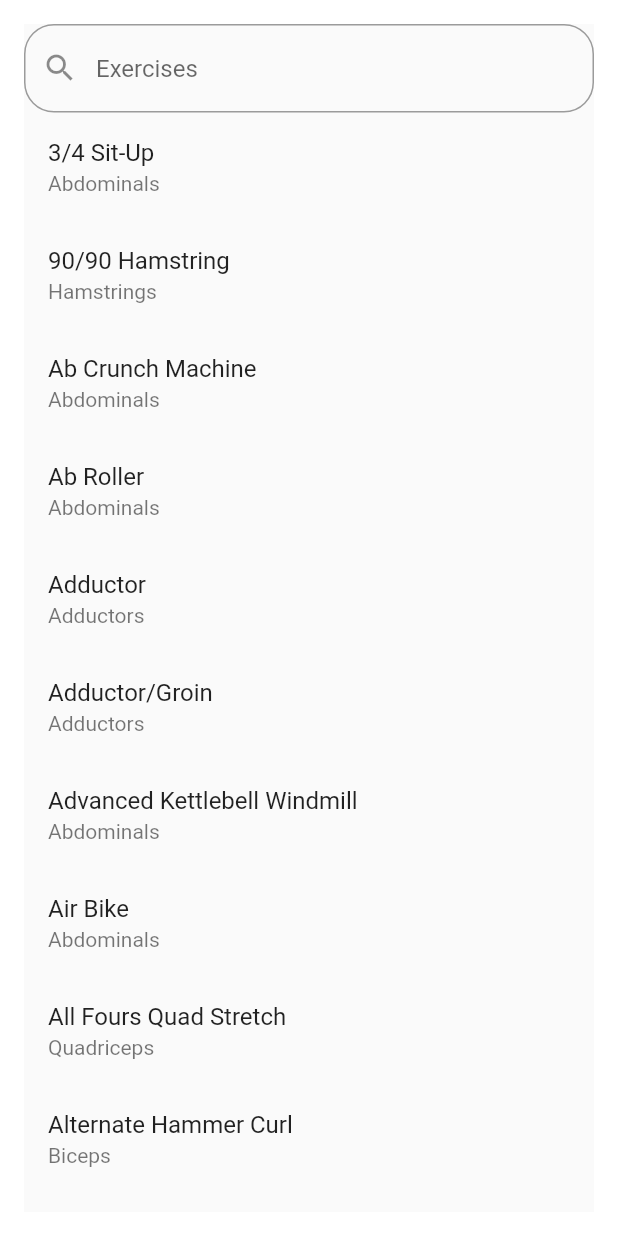
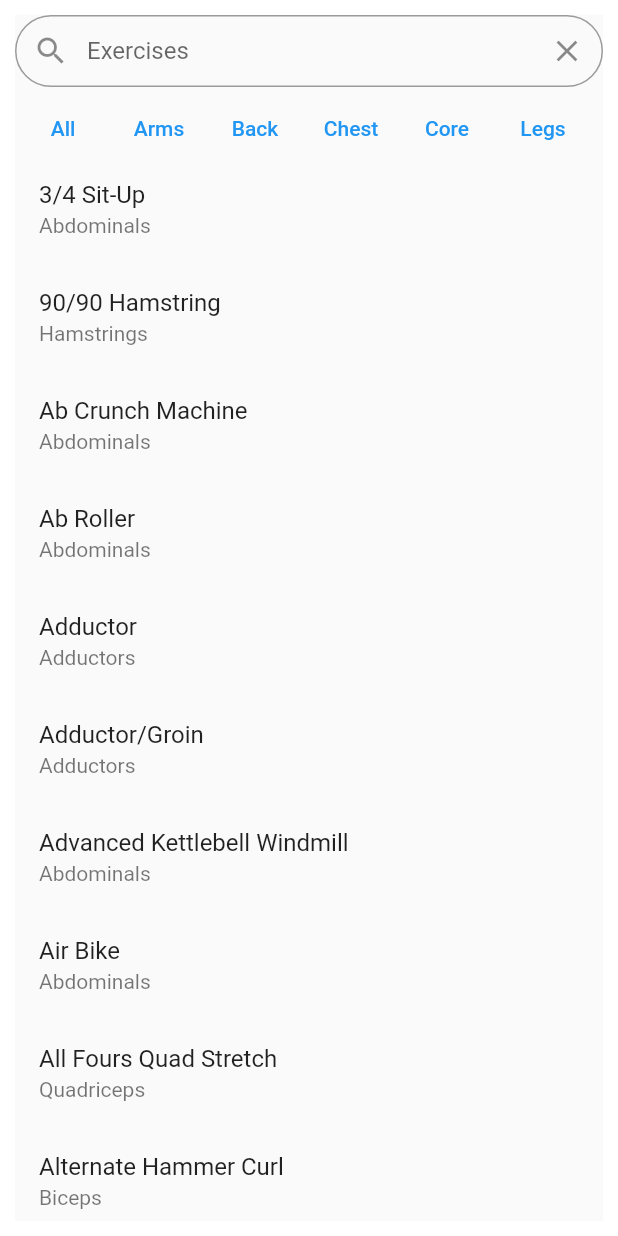
Before and after one commit to Maccas21/flutter_gym_app, a Flutter app: the ExerciseTab screen opened directly, on a phone screen of 412 x 824 dp. Run offline on Flutter 3.47's test engine with Material 2 defaults, Android fonts, the phone set to English and light mode, and no system bars.

Commit message:
add filter exercises by muscle groups

```diff
--- a/lib/Model/exercises.dart
+++ b/lib/Model/exercises.dart
@@ -36,3 +36,35 @@ const List<String> muscleGroups = [
   'traps',
   'triceps'
 ];
+
+const muscleCategory = {
+  'All': [],
+  'Arms': [
+    'biceps',
+    'forearms',
+    'triceps',
+  ],
+  'Back': [
+    'lats',
+    'lower back',
+    'middle back',
+    'neck',
+    'shoulders',
+    'traps',
+  ],
+  //'Cardio': [],
+  'Chest': [
+    'chest',
+  ],
+  'Core': [
+    'abdominals',
+    'abductors',
+    'adductors',
+  ],
+  'Legs': [
+    'calves',
+    'glutes',
+    'hamstrings',
+    'quadriceps',
+  ],
+};
--- a/lib/Pages/exercises_tab.dart
+++ b/lib/Pages/exercises_tab.dart
@@ -20,7 +20,7 @@ class ExerciseTab extends StatefulWidget {
 }
 
 class _ExerciseTabState extends State<ExerciseTab> {
-  TextEditingController controller = TextEditingController();
+  TextEditingController searchBarController = TextEditingController();
   List<Exercise> exerciseList = defaultExercises;
 
   @override
@@ -28,13 +28,16 @@ class _ExerciseTabState extends State<ExerciseTab> {
     super.initState();
   }
 
-  //fetch content from json file
+  // Fetch content from json file
   Future<void> readJSON() async {
+    // check if list is not empty
     if (defaultExercises.isEmpty) {
+      // load json file
       final String response =
           await rootBundle.loadString('assets/exercises.json');
       final data = await json.decode(response);
 
+      // fill list with json data
       for (var exercise in data['exercises']) {
         defaultExercises.add(Exercise(
           name: exercise['name'],
@@ -47,9 +50,9 @@ class _ExerciseTabState extends State<ExerciseTab> {
         ));
       }
     }
-    //print(defaultExercises.length);
   }
 
+  // Search list of exercises based in search bar
   void searchExercises(String query) {
     final searching = defaultExercises.where((exercise) {
       final exerciseName = exercise.name.toLowerCase();
@@ -63,26 +66,91 @@ class _ExerciseTabState extends State<ExerciseTab> {
     });
   }
 
+  // Filter exercises based on set categories
+  void filterExercises(String query) {
+    if (query == 'All' || query == 'Cardio') {
+      setState(() {
+        exerciseList = defaultExercises;
+      });
+    } else {
+      final searching = defaultExercises.where((exercise) {
+        // check filter group
+        for (var muscle in muscleCategory[query]!) {
+          var exerciseMuscle = exercise.primaryMuscles.first.toLowerCase();
+          var input = muscle.toLowerCase();
+
+          // check if primary muscle
+          if (exerciseMuscle.contains(input)) return true;
+
+          // check all secondary muscles
+          // for (var secondMuscle in exercise.secondaryMuscles) {
+          //   exerciseMuscle = secondMuscle.toLowerCase();
+          //   if (exerciseMuscle.contains(input)) return true;
+          // }
+        }
+
+        return false;
+      }).toList();
+
+      setState(() {
+        exerciseList = searching;
+      });
+    }
+  }
+
+  void clearSearchBar() {
+    // clear textfield
+    searchBarController.clear();
+
+    // show all exercises
+    filterExercises('All');
+
+    // close keyboard
+    //FocusManager.instance.primaryFocus?.unfocus();
+  }
+
   @override
   Widget build(BuildContext context) {
     return Container(
-      margin: const EdgeInsets.all(16),
+      margin: const EdgeInsets.all(10),
       child: Scaffold(
         body: Center(
           child: Column(
             children: [
               TextField(
-                controller: controller,
+                controller: searchBarController,
                 decoration: InputDecoration(
                   prefixIcon: const Icon(Icons.search),
+                  suffixIcon: IconButton(
+                    splashRadius: 20,
+                    icon: const Icon(Icons.clear),
+                    onPressed: clearSearchBar,
+                  ),
                   hintText: 'Exercises',
+                  contentPadding: const EdgeInsets.symmetric(vertical: 10),
                   border: OutlineInputBorder(
-                    borderRadius: BorderRadius.circular(20),
+                    borderRadius: BorderRadius.circular(25),
                     borderSide:
                         BorderSide(color: Theme.of(context).primaryColor),
                   ),
                 ),
                 onChanged: searchExercises,
+              ),
+              Container(
+                margin: const EdgeInsets.fromLTRB(0, 10, 0, 0),
+                height: 35,
+                child: ListView.builder(
+                  scrollDirection: Axis.horizontal,
+                  itemCount: muscleCategory.length,
+                  itemBuilder: (context, index) {
+                    return TextButton(
+                      onPressed: () {
+                        filterExercises(muscleCategory.keys.elementAt(index));
+                      },
+                      child: Text(muscleCategory.keys.elementAt(index)),
+                    );
+                  },
+                ),
               ),
               Expanded(
                 child: FutureBuilder(
@@ -95,11 +163,15 @@ class _ExerciseTabState extends State<ExerciseTab> {
                             itemCount: exerciseList.length,
                             itemBuilder: (context, index) {
                               return ListTile(
-                                title: Text(exerciseList[index].name),
-                                subtitle: Text(exerciseList[index]
-                                    .primaryMuscles
-                                    .first
-                                    .toTitleCase()),
+                                title: Text(
+                                  exerciseList[index].name,
+                                ),
+                                subtitle: Text(
+                                  exerciseList[index]
+                                      .primaryMuscles
+                                      .first
+                                      .toTitleCase(),
+                                ),
                               );
                             }),
                       );
```
